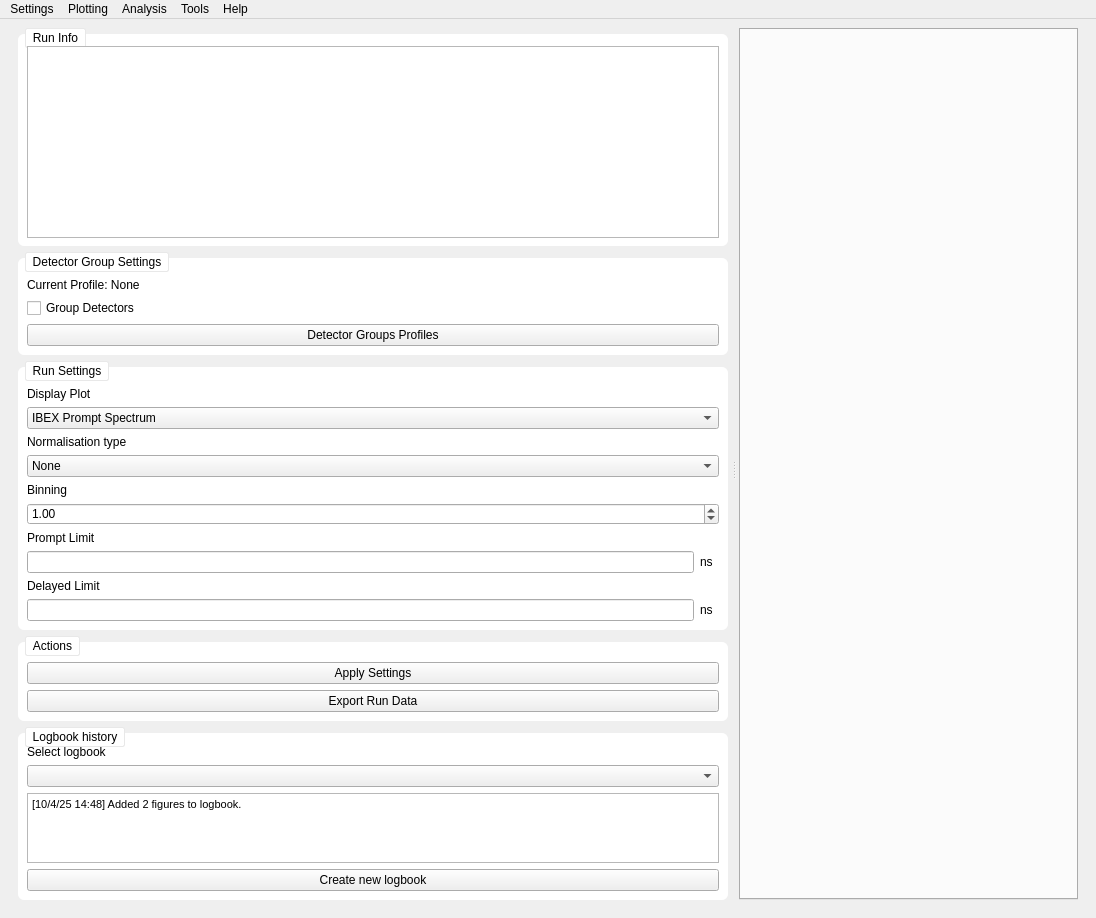
This is src/EVA/gui/ui_files/workspace_nxs.ui in ISISMuon/EVA as Qt 5 draws it before an edit. The edited form follows.
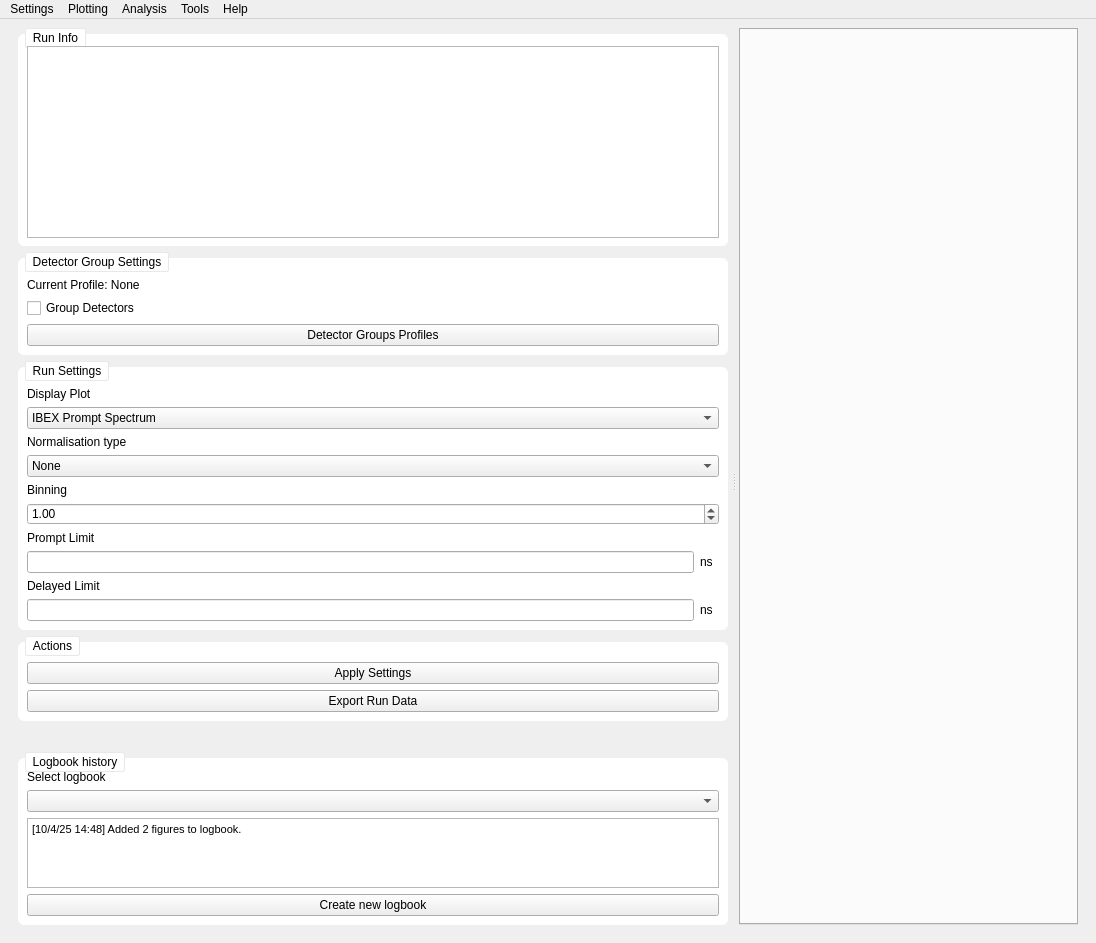
This is the edited form.

```diff
--- a/src/EVA/gui/ui_files/workspace_nxs.ui
+++ b/src/EVA/gui/ui_files/workspace_nxs.ui
@@ -10,7 +10,7 @@
     <x>0</x>
     <y>0</y>
     <width>1096</width>
-    <height>865</height>
+    <height>943</height>
    </rect>
   </property>
   <property name="minimumSize">
```
Left out of the diff: 2 changed lines with no effect on the pictures.
